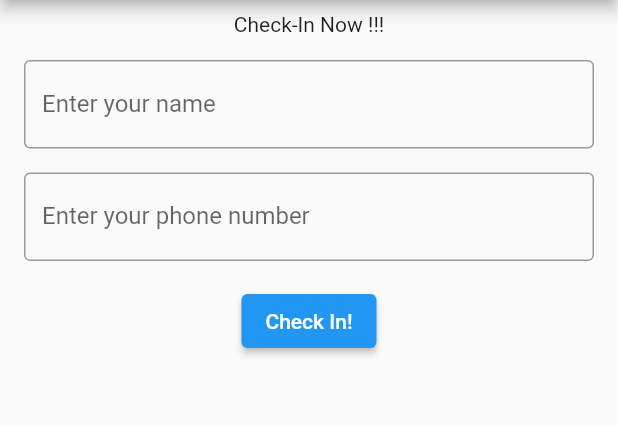
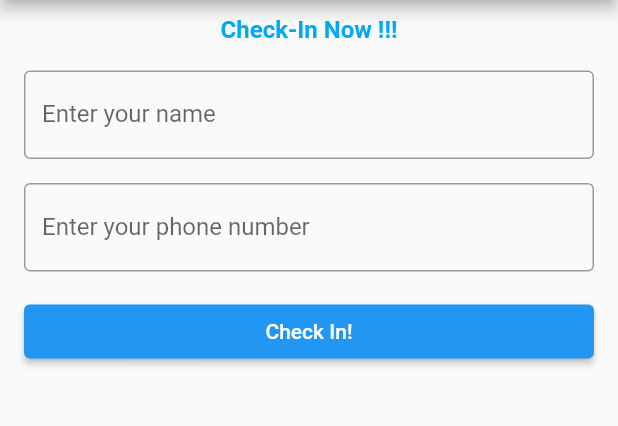
Before and after one commit to FierceBubble/Attendance-Records, a Flutter app: the screen it shows after launch, on a phone screen of 412 x 824 dp, the part 84-510 px from its top. Run offline on Flutter 3.47's test engine with Material 2 defaults, Android fonts, the phone set to English and light mode, and no system bars; drawn by our look-alikes of firebase_database; our stand-ins replace firebase_core; accounts and stored records are empty.

Commit message:
Minor styling for buttons and record listing

```diff
--- a/lib/main.dart
+++ b/lib/main.dart
@@ -8,6 +8,7 @@ import 'firebase_options.dart';
 import 'package:intl/intl.dart';
 import 'package:flutter/foundation.dart';
 
+final ref = FirebaseDatabase.instance.ref();
 void main() async {
   WidgetsFlutterBinding.ensureInitialized();
   if(kIsWeb){
@@ -45,7 +46,6 @@ class _MyAppState extends State<MyApp> {
     int dateNow = DateTime.now().millisecondsSinceEpoch;
     int dateRev = dateNow * -1;
     int? idx = 0;
-    final ref = FirebaseDatabase.instance.ref();
     final snapshot = await ref.child('totalList').get();
     if (snapshot.exists) {
       idx = snapshot.value as int?;
@@ -73,8 +73,15 @@ class _MyAppState extends State<MyApp> {
             crossAxisAlignment: CrossAxisAlignment.center,
             children: [
               const Padding(
-                padding: EdgeInsets.all(8.0),
-                child: Text('Check-In Now !!!'),
+                padding: EdgeInsets.all(10.0),
+                child: Text('Check-In Now !!!',
+                  textAlign: TextAlign.center,
+                  style: TextStyle(
+                      fontSize: 16.0,
+                      fontWeight: FontWeight.bold,
+                      color: Colors.lightBlue ,
+                  ),
+                ),
               ),
               Padding(
                 padding:
@@ -103,7 +110,14 @@ class _MyAppState extends State<MyApp> {
                   ),
                 ),
               ),
-              Padding(
+              Row(
+                mainAxisAlignment: MainAxisAlignment.end,
+                children: <Widget> [
+                  Expanded(
+                    flex: 2,
+                    child: Container(
+                      margin: const EdgeInsets.symmetric(horizontal: 8.0),
+                      child: Padding(
                         padding: const EdgeInsets.all(8),
                         child: Builder(
                           builder: (context) => ElevatedButton(
@@ -130,7 +144,11 @@ class _MyAppState extends State<MyApp> {
                           ),
                         ),
                       ),
-              const Expanded(child: ListofRecords()),
+                    ),
+                  ),
+                ],
+              ),
+              const Expanded(child: ListOfRecords()),
             ],
           ),
         ),
@@ -139,10 +157,10 @@ class _MyAppState extends State<MyApp> {
   }
 }
 
-class ListofRecords extends StatelessWidget {
-  const ListofRecords({super.key});
+class ListOfRecords extends StatelessWidget {
+  const ListOfRecords({super.key});
 
-  Widget listItem({required Map users}) {
+  Widget listItem({required Map users, required int index}) {
     String readTimestamp(int timestamp) {
       var now = DateTime.now();
       var format = DateFormat('HH:mm a');
@@ -194,29 +212,48 @@ class ListofRecords extends StatelessWidget {
 
     return Card(
       margin: const EdgeInsets.symmetric(horizontal: 12.0, vertical: 3.0),
+      clipBehavior: Clip.hardEdge,
+      child: InkWell(
+        splashColor: Colors.blue.withAlpha(30),
+        onTap: () {
+          debugPrint('Card $index tapped.');
+        },
         child: Padding(
           padding: const EdgeInsets.all(5.0),
           child: Row(
             children: [
               Expanded(
+                flex: 1,
                 child: Padding(
                   padding: const EdgeInsets.all(8.0),
-                child: Text(users['user']),
+                  child: Text(users['user'],
+                    textAlign: TextAlign.left,
+                    style: const TextStyle(fontSize: 12.0, fontWeight: FontWeight.bold),
+                  ),
                 ),
               ),
               Expanded(
+                flex: 1,
                 child: Padding(
                   padding: const EdgeInsets.all(8.0),
-                child: Text(users['phone'].toString()),
+                  child: Text(users['phone'].toString(),
+                    textAlign: TextAlign.center,
+                    style: const TextStyle(fontSize: 12.0),
+                  ),
                 ),
               ),
               Expanded(
+                flex: 1,
                 child: Padding(
                   padding: const EdgeInsets.all(8.0),
-                child: Text(readTimestamp(users['checkin'])),
+                  child: Text(readTimestamp(users['checkin']),
+                    textAlign: TextAlign.right,
+                    style: const TextStyle(fontSize: 10.0),
+                  ),
                 ),
               ),
             ],
+          ),
         ),
       ),
     );
@@ -224,7 +261,6 @@ class ListofRecords extends StatelessWidget {
 
   @override
   Widget build(BuildContext context) {
-    final ref = FirebaseDatabase.instance.ref();
     Query dbRef =
         ref.child('list').orderByChild('reverse');
 
@@ -245,15 +281,15 @@ class ListofRecords extends StatelessWidget {
             mainAxisAlignment: MainAxisAlignment.center,
             crossAxisAlignment: CrossAxisAlignment.center,
             children: [
-              listItem(users: users),
+              listItem(users: users, index: index),
               const Padding(
                 padding: EdgeInsets.all(10.0),
-                child: Text('You have reached the end of the list'),
+                child: Text('- - - - - You have reached the end of the list - - - - -'),
               ),
             ],
           );
         }
-        return listItem(users: users);
+        return listItem(users: users, index: index);
       },
     );
   }
```
Lines whose indentation alone changed are shown as unchanged.
